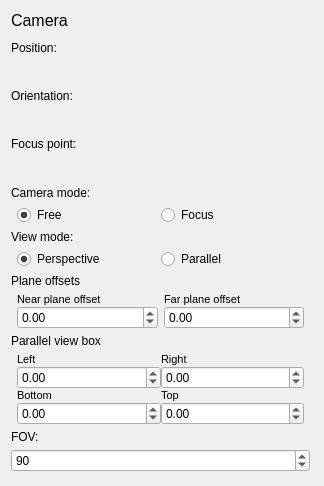
The window that src/widgets/UI/CameraConfigView.ui (DisonGo/s21_3DViewer) describes before a commit, drawn with Qt 5.
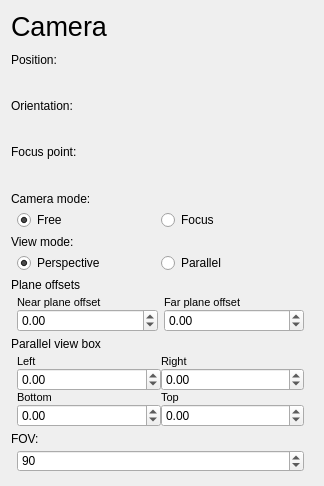
The same window after the commit. Custom widgets are drawn as their Qt base class.

Patch:
```diff
--- a/src/widgets/UI/CameraConfigView.ui
+++ b/src/widgets/UI/CameraConfigView.ui
@@ -13,6 +13,12 @@
   <property name="windowTitle">
    <string>Form</string>
   </property>
+  <property name="styleSheet">
+   <string notr="true"/>
+  </property>
+  <property name="class" stdset="0">
+   <string>config_widget</string>
+  </property>
   <layout class="QGridLayout" name="gridLayout">
    <item row="1" column="0">
     <widget class="QWidget" name="TransformsGrid" native="true">
@@ -359,6 +365,9 @@
       </item>
       <item>
        <widget class="QSpinBox" name="FOV_V">
+        <property name="styleSheet">
+         <string notr="true">#FOV_V{margin: 0 6px;}</string>
+        </property>
         <property name="minimum">
          <number>10</number>
         </property>
@@ -377,7 +386,7 @@
     <widget class="QLabel" name="CameraL">
      <property name="font">
       <font>
-       <pointsize>12</pointsize>
+       <pointsize>20</pointsize>
       </font>
      </property>
      <property name="text">
```
Left out of the diff: 2 changed lines with no effect on the pictures.
